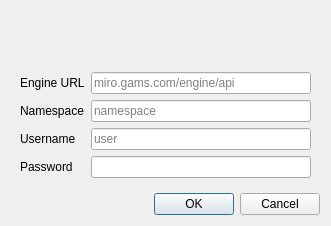
First picture: the form in src/engine/enginestartdialog.ui, repository GAMS-dev/studio, before the edit.
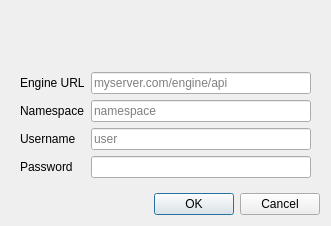
Second picture: the form after the edit. Icons and pictures are not drawn.

Diff of the .ui file:
```diff
--- a/src/engine/enginestartdialog.ui
+++ b/src/engine/enginestartdialog.ui
@@ -105,7 +105,7 @@
          <string/>
         </property>
         <property name="placeholderText">
-         <string>miro.gams.com/engine/api</string>
+         <string>myserver.com/engine/api</string>
         </property>
        </widget>
       </item>
```
